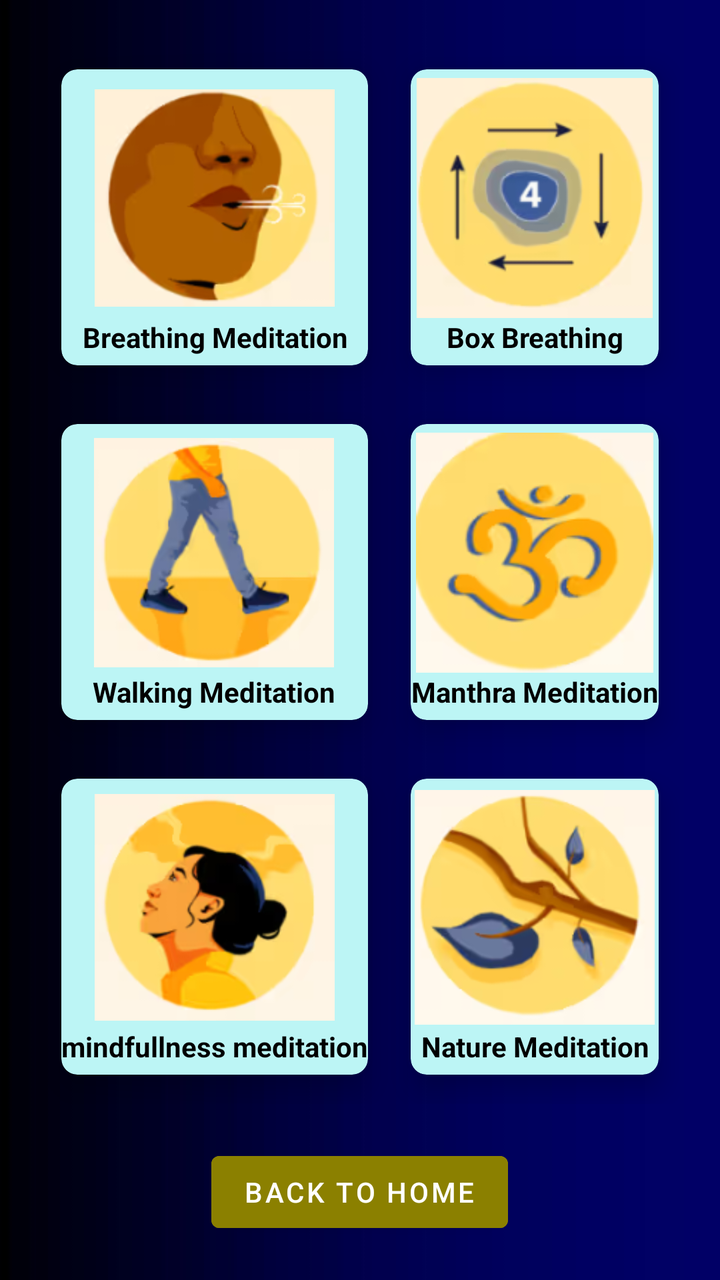
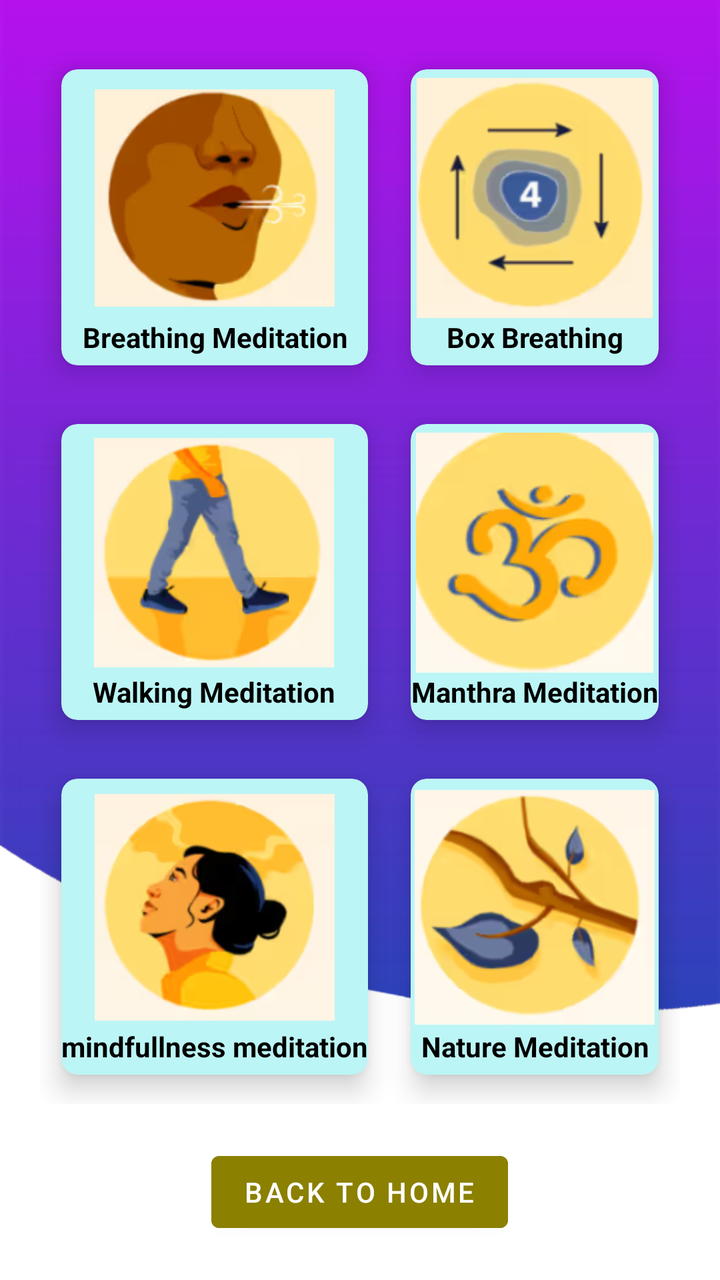

An Android layout rendered at two revisions. The XML below is the earlier revision; the diff shows what the commit changed to produce the second picture.
<!-- AndroidManifest.xml: application theme Theme.NutriMind -->
<!-- res/layout/fragment_meditation.xml -->
<?xml version="1.0" encoding="utf-8"?>
<RelativeLayout xmlns:android="http://schemas.android.com/apk/res/android"
    xmlns:app="http://schemas.android.com/apk/res-auto"
    xmlns:tools="http://schemas.android.com/tools"
    android:id="@+id/main"
    android:layout_width="match_parent"
    android:layout_height="match_parent"
    tools:context=".HomeActivity"
    android:background="@drawable/bg2">




    <GridLayout
        android:layout_width="match_parent"
        android:layout_height="match_parent"
        android:layout_margin="20dp"
        android:columnCount="2"
        android:rowCount="3"

        android:layout_above="@+id/btnBackToHome">

        <androidx.cardview.widget.CardView
            android:id="@+id/cardBreath"
            android:layout_width="wrap_content"
            android:layout_height="wrap_content"
            android:layout_row="0"
            android:layout_column="0"
            android:layout_rowWeight="1"
            android:layout_columnWeight="1"
            android:layout_gravity="fill"
            app:cardBackgroundColor="@color/teal_200"
            app:cardCornerRadius="8dp"
            app:cardElevation="8dp"
            app:cardUseCompatPadding="true">

            <LinearLayout
                android:layout_width="wrap_content"
                android:layout_height="wrap_content"
                android:layout_gravity="center_vertical|center_horizontal"
                android:gravity="center"
                android:orientation="vertical">

                <ImageView
                    android:layout_width="120dp"
                    android:layout_height="120dp"
                    android:src="@drawable/breathing"/>

                <TextView
                    android:layout_width="wrap_content"
                    android:layout_height="wrap_content"
                    android:text="Breathing Meditation"
                    android:textAlignment="center"
                    android:textColor="@color/black"
                    android:textStyle="bold" />

            </LinearLayout>

        </androidx.cardview.widget.CardView>

        <androidx.cardview.widget.CardView
            android:id="@+id/cardBoxBreath"
            android:layout_width="wrap_content"
            android:layout_height="wrap_content"
            android:layout_row="0"
            android:layout_column="1"
            android:layout_rowWeight="1"
            android:layout_columnWeight="1"
            android:layout_gravity="fill"
            app:cardBackgroundColor="@color/teal_200"
            app:cardCornerRadius="8dp"
            app:cardElevation="8dp"
            app:cardUseCompatPadding="true">

            <LinearLayout
                android:layout_width="wrap_content"
                android:layout_height="wrap_content"
                android:layout_gravity="center_vertical|center_horizontal"
                android:gravity="center"
                android:orientation="vertical">

                <ImageView
                    android:layout_width="120dp"
                    android:layout_height="120dp"
                    android:src="@drawable/box_breath"/>

                <TextView
                    android:layout_width="wrap_content"
                    android:layout_height="wrap_content"
                    android:text="Box Breathing"
                    android:textAlignment="center"
                    android:textColor="@color/black"
                    android:textStyle="bold"/>

            </LinearLayout>

        </androidx.cardview.widget.CardView>


        <androidx.cardview.widget.CardView
            android:id="@+id/cardWalking"
            android:layout_width="wrap_content"
            android:layout_height="wrap_content"
            android:layout_row="1"
            android:layout_column="0"
            android:layout_rowWeight="1"
            android:layout_columnWeight="1"
            android:layout_gravity="fill"
            app:cardBackgroundColor="@color/teal_200"
            app:cardCornerRadius="8dp"
            app:cardElevation="8dp"
            app:cardUseCompatPadding="true">

            <LinearLayout
                android:layout_width="wrap_content"
                android:layout_height="wrap_content"
                android:layout_gravity="center_vertical|center_horizontal"
                android:gravity="center"
                android:orientation="vertical">

                <ImageView
                    android:layout_width="120dp"
                    android:layout_height="120dp"
                    android:src="@drawable/walking"/>

                <TextView
                    android:layout_width="wrap_content"
                    android:layout_height="wrap_content"
                    android:text="Walking Meditation"
                    android:textAlignment="center"
                    android:textColor="@color/black"
                    android:textStyle="bold"/>

            </LinearLayout>

        </androidx.cardview.widget.CardView>


        <androidx.cardview.widget.CardView
            android:id="@+id/cardManthra"
            android:layout_width="wrap_content"
            android:layout_height="wrap_content"
            android:layout_row="1"
            android:layout_column="1"
            android:layout_rowWeight="1"
            android:layout_columnWeight="1"
            android:layout_gravity="fill"
            app:cardBackgroundColor="@color/teal_200"
            app:cardCornerRadius="8dp"
            app:cardElevation="8dp"
            app:cardUseCompatPadding="true">

            <LinearLayout
                android:layout_width="wrap_content"
                android:layout_height="wrap_content"
                android:layout_gravity="center_vertical|center_horizontal"
                android:gravity="center"
                android:orientation="vertical">

                <ImageView
                    android:layout_width="120dp"
                    android:layout_height="120dp"
                    android:src="@drawable/manthraa"/>

                <TextView
                    android:layout_width="wrap_content"
                    android:layout_height="wrap_content"
                    android:text="Manthra Meditation"
                    android:textAlignment="center"
                    android:textColor="@color/black"
                    android:textStyle="bold"/>

            </LinearLayout>

        </androidx.cardview.widget.CardView>


        <androidx.cardview.widget.CardView
            android:id="@+id/cardMindfullnessMeditation"
            android:layout_width="wrap_content"
            android:layout_height="wrap_content"
            android:layout_row="2"
            android:layout_column="0"
            android:layout_rowWeight="1"
            android:layout_columnWeight="1"
            android:layout_gravity="fill"
            app:cardBackgroundColor="@color/teal_200"
            app:cardCornerRadius="8dp"
            app:cardElevation="8dp"
            app:cardUseCompatPadding="true">

            <LinearLayout
                android:layout_width="wrap_content"
                android:layout_height="wrap_content"
                android:layout_gravity="center_vertical|center_horizontal"
                android:gravity="center"
                android:orientation="vertical">

                <ImageView
                    android:layout_width="120dp"
                    android:layout_height="120dp"
                    android:src="@drawable/mindfullness"/>

                <TextView
                    android:layout_width="wrap_content"
                    android:layout_height="wrap_content"
                    android:text="mindfullness meditation"
                    android:textAlignment="center"
                    android:textColor="@color/black"
                    android:textStyle="bold"/>

            </LinearLayout>

        </androidx.cardview.widget.CardView>

        <androidx.cardview.widget.CardView
            android:id="@+id/cardNature"
            android:layout_width="wrap_content"
            android:layout_height="wrap_content"
            android:layout_row="2"
            android:layout_column="1"
            android:layout_rowWeight="1"
            android:layout_columnWeight="1"
            android:layout_gravity="fill"
            app:cardBackgroundColor="@color/teal_200"
            app:cardCornerRadius="8dp"
            app:cardElevation="8dp"
            app:cardUseCompatPadding="true">

            <LinearLayout
                android:layout_width="wrap_content"
                android:layout_height="wrap_content"
                android:layout_gravity="center_vertical|center_horizontal"
                android:gravity="center"
                android:orientation="vertical">

                <ImageView
                    android:layout_width="120dp"
                    android:layout_height="120dp"
                    android:src="@drawable/nature"/>

                <TextView
                    android:layout_width="wrap_content"
                    android:layout_height="wrap_content"
                    android:text="Nature Meditation"
                    android:textAlignment="center"
                    android:textColor="@color/black"
                    android:textStyle="bold"/>

            </LinearLayout>

        </androidx.cardview.widget.CardView>




    </GridLayout>

    <Button
        android:id="@+id/btnBackToHome"
        android:layout_width="wrap_content"
        android:layout_height="wrap_content"
        android:text="Back to Home"
        android:layout_centerHorizontal="true"
        android:layout_alignParentBottom="true"
        android:layout_marginBottom="20dp"
        android:backgroundTint="@color/dim_yellow"
        android:textColor="@color/white"/>



</RelativeLayout>
<!-- resources referenced by this layout -->
<resources>
  <color name="black">#FF000000</color>
  <color name="dim_yellow">#8B8000</color>
  <color name="teal_200">#bcf5f5</color>
  <color name="white">#FFFFFFFF</color>
  <!-- drawable bg2: jpg bitmap (drawable, 12617 bytes) -->
  <!-- drawable box_breath: png bitmap (drawable, 20667 bytes) -->
  <!-- drawable breathing: png bitmap (drawable, 21806 bytes) -->
  <!-- drawable manthraa: png bitmap (drawable, 21182 bytes) -->
  <!-- drawable mindfullness: png bitmap (drawable, 26753 bytes) -->
  <!-- drawable nature: png bitmap (drawable, 30211 bytes) -->
  <!-- drawable walking: png bitmap (drawable, 25152 bytes) -->
  <style name="Theme.NutriMind" parent="Theme.MaterialComponents.DayNight.NoActionBar">
          
          <item name="colorPrimary">@color/purple_500</item>
          <item name="colorPrimaryVariant">@color/purple_700</item>
          <item name="colorOnPrimary">@color/white</item>
          
          <item name="colorSecondary">@color/teal_200</item>
          <item name="colorSecondaryVariant">@color/teal_700</item>
          <item name="colorOnSecondary">@color/black</item>
  
          
          <item name="android:statusBarColor" tools:targetApi="l">?attr/colorPrimaryVariant</item>
      </style>
  <color name="purple_500">#9C27B0</color>
  <color name="purple_700">#7B1FA2</color>
  <color name="teal_700">#00796B</color>
</resources>

<!-- the commit's change to res/layout/fragment_meditation.xml (unified diff, before → after) -->
@@ -6,7 +6,7 @@
     android:layout_width="match_parent"
     android:layout_height="match_parent"
     tools:context=".HomeActivity"
-    android:background="@drawable/bg2">
+    android:background="@drawable/background">
 
 
 
<!-- resource entries referenced after the edit -->
@@ -4,7 +4,7 @@
   <color name="dim_yellow">#8B8000</color>
   <color name="teal_200">#bcf5f5</color>
   <color name="white">#FFFFFFFF</color>
-  <!-- drawable bg2: jpg bitmap (drawable, 12617 bytes) -->
+  <!-- drawable background: png bitmap (drawable, 19321 bytes) -->
   <!-- drawable box_breath: png bitmap (drawable, 20667 bytes) -->
   <!-- drawable breathing: png bitmap (drawable, 21806 bytes) -->
   <!-- drawable manthraa: png bitmap (drawable, 21182 bytes) -->
